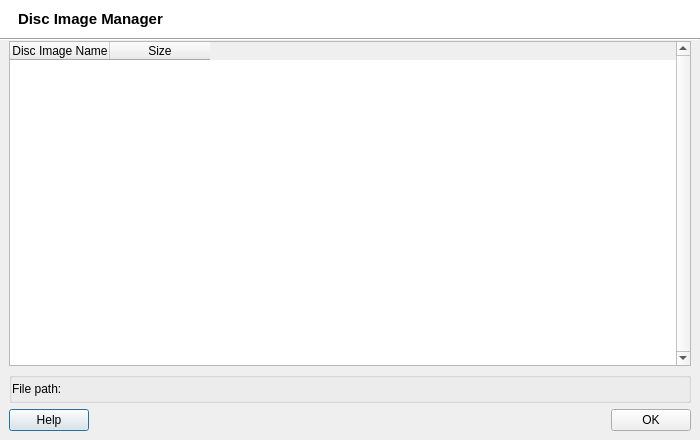
Before: the Qt Designer form src/q4wine-gui/uis/ImageManager.ui in brezerk/q4wine, drawn with Qt 5.
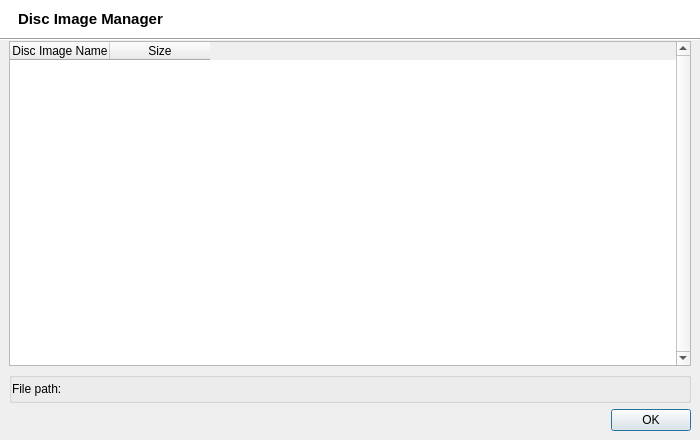
After: the same form once the commit is applied. Icons and pictures are not drawn.

```diff
--- a/src/q4wine-gui/uis/ImageManager.ui
+++ b/src/q4wine-gui/uis/ImageManager.ui
@@ -275,13 +275,6 @@
       </item>
       <item>
        <layout class="QHBoxLayout">
-        <item>
-         <widget class="QPushButton" name="cmdHelp">
-          <property name="text">
-           <string>Help</string>
-          </property>
-         </widget>
-        </item>
         <item>
          <spacer>
           <property name="orientation">
```
